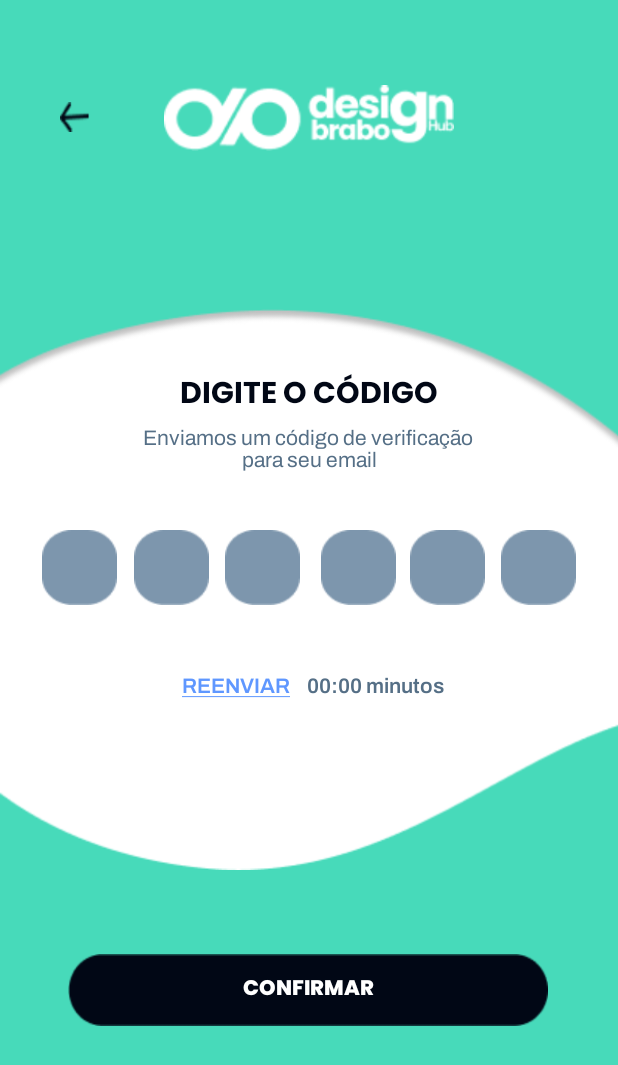
After one commit to claraaqn/App-Ativos-Digitais, an Android app built with Jetpack Compose: the layout tela_verificacao.xml on its own in the app's theme, with its tools: preview values and no code run, on a phone screen of 412 x 824 dp. The commit adds this screen. Shown: the top 1065 px of the screen. Run offline under Robolectric (Android 15) with nearby library versions, the phone set to English and light mode, and no system bars.

Commit message:
Tela de verificação feita
vou partir para lógica agora

```diff
--- a/app/src/main/AndroidManifest.xml
+++ b/app/src/main/AndroidManifest.xml
@@ -43,13 +43,9 @@
             android:exported="true">
             <intent-filter>
                 <action android:name="android.intent.action.VIEW" />
-
                 <category android:name="android.intent.category.DEFAULT" />
                 <category android:name="android.intent.category.BROWSABLE" />
-
-                <data
-                    android:scheme="myapp"
-                    android:host="resetpassword" />
+                <data android:scheme="desingbrabo" android:host="esqueci-senha" />
             </intent-filter>
         </activity>
 
--- a/app/src/main/java/com/projeto1/desingbrabo/EsqueceuSenhaActivity.kt
+++ b/app/src/main/java/com/projeto1/desingbrabo/EsqueceuSenhaActivity.kt
@@ -22,6 +22,8 @@ class EsqueceuSenhaActivity : AppCompatActivity() {
         val etConfirmarSenha: EditText = findViewById(R.id.confirmar_nova_senha)
         val btnConfirmar: Button = findViewById(R.id.button_confirmar)
 
+        val uri = intent?.data
+        if (uri != null && uri.scheme == "myapp" && uri.host == "esqueci-senha") {
             btnConfirmar.setOnClickListener {
                 val novaSenha = etNovaSenha.text.toString().trim()
                 val confirmarSenha = etConfirmarSenha.text.toString().trim()
@@ -40,6 +42,8 @@ class EsqueceuSenhaActivity : AppCompatActivity() {
                 // Faz a requisição para redefinir a senha
                 redefinirSenha(token, novaSenha)
             }
+        }
+
     }
 
     private fun redefinirSenha(token: String?, novaSenha: String) {
--- /dev/null
+++ b/app/src/main/res/layout/tela_verificacao.xml
@@ -0,0 +1,216 @@
+<?xml version="1.0" encoding="utf-8"?>
+<androidx.constraintlayout.widget.ConstraintLayout xmlns:android="http://schemas.android.com/apk/res/android"
+    xmlns:app="http://schemas.android.com/apk/res-auto"
+    xmlns:tools="http://schemas.android.com/tools"
+    android:layout_width="match_parent"
+    android:layout_height="match_parent"
+    android:background="#47DABA"
+    tools:layout_editor_absoluteX="0dp"
+    tools:layout_editor_absoluteY="24dp">
+
+    <Button
+        android:id="@+id/button_voltar"
+        android:layout_width="20dp"
+        android:layout_height="20dp"
+        android:layout_marginStart="40dp"
+        android:layout_marginTop="68dp"
+        android:background="@drawable/icon_voltar_escuro"
+        android:contentDescription="@string/bot_o_voltar"
+        android:fontFamily="@font/archivo_bold"
+        android:textColor="@android:color/white"
+        app:layout_constraintStart_toStartOf="parent"
+        app:layout_constraintTop_toTopOf="parent"
+        tools:ignore="TouchTargetSizeCheck" />
+
+    <ImageView
+        android:id="@+id/logo"
+        android:layout_width="193dp"
+        android:layout_height="45dp"
+        android:layout_marginTop="56dp"
+        android:src="@drawable/logo_branca"
+        app:layout_constraintEnd_toEndOf="parent"
+        app:layout_constraintStart_toStartOf="parent"
+        app:layout_constraintTop_toTopOf="parent" />
+
+    <ImageView
+        android:id="@+id/imageView2"
+        android:layout_width="437dp"
+        android:layout_height="374dp"
+        android:src="@drawable/fundo_verificao"
+        app:layout_constraintBottom_toBottomOf="parent"
+        app:layout_constraintEnd_toEndOf="parent"
+        app:layout_constraintStart_toStartOf="parent"
+        app:layout_constraintTop_toTopOf="parent"
+        app:layout_constraintVertical_bias="0.458" />
+
+    <EditText
+        android:id="@+id/etDigit4"
+        android:layout_width="50dp"
+        android:layout_height="50dp"
+        android:layout_marginStart="150dp"
+        android:layout_marginTop="72dp"
+        android:background="@drawable/fundo_numero"
+        android:gravity="center"
+        android:imeOptions="actionNext"
+        android:inputType="number"
+        android:maxLength="1"
+        android:textSize="18sp"
+        app:layout_constraintEnd_toStartOf="@+id/etDigit3"
+        app:layout_constraintHorizontal_bias="0.0"
+        app:layout_constraintStart_toStartOf="parent"
+        app:layout_constraintTop_toBottomOf="@+id/textView3"
+        tools:ignore="SpeakableTextPresentCheck" />
+
+    <EditText
+        android:id="@+id/etDigit1"
+        android:layout_width="50dp"
+        android:layout_height="50dp"
+        android:layout_marginTop="72dp"
+        android:layout_marginEnd="28dp"
+        android:background="@drawable/fundo_numero"
+        android:gravity="center"
+        android:imeOptions="actionNext"
+        android:inputType="number"
+        android:maxLength="1"
+        android:textSize="18sp"
+        app:layout_constraintEnd_toEndOf="parent"
+        app:layout_constraintTop_toBottomOf="@+id/textView3"
+        tools:ignore="SpeakableTextPresentCheck" />
+
+    <EditText
+        android:id="@+id/etDigit2"
+        android:layout_width="50dp"
+        android:layout_height="50dp"
+        android:layout_marginTop="72dp"
+        android:background="@drawable/fundo_numero"
+        android:gravity="center"
+        android:imeOptions="actionNext"
+        android:inputType="number"
+        android:maxLength="1"
+        android:textSize="18sp"
+        app:layout_constraintEnd_toStartOf="@+id/etDigit1"
+        app:layout_constraintHorizontal_bias="0.45"
+        app:layout_constraintStart_toEndOf="@+id/etDigit3"
+        app:layout_constraintTop_toBottomOf="@+id/textView3"
+        tools:ignore="SpeakableTextPresentCheck" />
+
+    <EditText
+        android:id="@+id/etDigit3"
+        android:layout_width="50dp"
+        android:layout_height="50dp"
+        android:layout_marginTop="72dp"
+        android:layout_marginEnd="148dp"
+        android:background="@drawable/fundo_numero"
+        android:gravity="center"
+        android:imeOptions="actionNext"
+        android:inputType="number"
+        android:maxLength="1"
+        android:textSize="18sp"
+        app:layout_constraintEnd_toEndOf="parent"
+        app:layout_constraintTop_toBottomOf="@+id/textView3"
+        tools:ignore="SpeakableTextPresentCheck" />
+
+    <EditText
+        android:id="@+id/etDigit6"
+        android:layout_width="50dp"
+        android:layout_height="50dp"
+        android:layout_marginStart="28dp"
+        android:layout_marginTop="72dp"
+        android:background="@drawable/fundo_numero"
+        android:gravity="center"
+        android:imeOptions="actionDone"
+        android:inputType="number"
+        android:maxLength="1"
+        android:textSize="18sp"
+        app:layout_constraintStart_toStartOf="parent"
+        app:layout_constraintTop_toBottomOf="@+id/textView3"
+        tools:ignore="SpeakableTextPresentCheck" />
+
+    <EditText
+        android:id="@+id/etDigit5"
+        android:layout_width="50dp"
+        android:layout_height="50dp"
+        android:layout_marginTop="72dp"
+        android:background="@drawable/fundo_numero"
+        android:gravity="center"
+        android:imeOptions="actionNext"
+        android:inputType="number"
+        android:maxLength="1"
+        android:textSize="18sp"
+        app:layout_constraintEnd_toStartOf="@+id/etDigit4"
+        app:layout_constraintStart_toEndOf="@+id/etDigit6"
+        app:layout_constraintTop_toBottomOf="@+id/textView3"
+        tools:ignore="SpeakableTextPresentCheck" />
+
+    <TextView
+        android:id="@+id/textView3"
+        android:layout_width="wrap_content"
+        android:layout_height="wrap_content"
+        android:layout_marginTop="40dp"
+        android:fontFamily="@font/poppins_bold"
+        android:text="DIGITE O CÓDIGO"
+        android:textColor="#010715"
+        android:textSize="20sp"
+        app:layout_constraintEnd_toEndOf="parent"
+        app:layout_constraintStart_toStartOf="parent"
+        app:layout_constraintTop_toTopOf="@+id/imageView2" />
+
+    <TextView
+        android:id="@+id/textView6"
+        android:layout_width="wrap_content"
+        android:layout_height="wrap_content"
+        android:fontFamily="@font/archivo_regular"
+        android:text="Enviamos um código de verificação \npara seu email"
+        android:textAlignment="center"
+        android:textColor="#556F86"
+        android:textSize="14sp"
+        app:layout_constraintEnd_toEndOf="parent"
+        app:layout_constraintHorizontal_bias="0.5"
+        app:layout_constraintStart_toStartOf="parent"
+        app:layout_constraintTop_toBottomOf="@+id/textView3" />
+
+    <Button
+        android:id="@+id/button_confirmar"
+        android:layout_width="320dp"
+        android:layout_height="48dp"
+        android:layout_marginTop="56dp"
+        android:background="@drawable/fundo_botao"
+        android:fontFamily="@font/poppins_extra_bold"
+        android:text="@string/confirmar"
+        android:textColor="@android:color/white"
+        app:layout_constraintEnd_toEndOf="parent"
+        app:layout_constraintHorizontal_bias="0.494"
+        app:layout_constraintStart_toStartOf="parent"
+        app:layout_constraintTop_toBottomOf="@+id/imageView2" />
+
+
+    <TextView
+        android:id="@+id/textView5"
+        android:layout_width="wrap_content"
+        android:layout_height="48dp"
+        android:layout_marginTop="152dp"
+        android:layout_marginEnd="116dp"
+        android:fontFamily="@font/archivo_semibold"
+        android:gravity="center"
+        android:text="00:00 minutos"
+        android:textAlignment="center"
+        android:textColor="#556F86"
+        android:textSize="14sp"
+        app:layout_constraintEnd_toEndOf="parent"
+        app:layout_constraintTop_toBottomOf="@+id/textView3" />
+
+    <Button
+        android:id="@+id/button_reenviar"
+        android:layout_width="wrap_content"
+        android:layout_height="wrap_content"
+        android:layout_marginTop="152dp"
+        android:background="@android:color/transparent"
+        android:fontFamily="@font/archivo_semibold"
+        android:text="@string/reenviar"
+        android:textColor="#5F97FF"
+        app:layout_constraintEnd_toStartOf="@+id/textView5"
+        app:layout_constraintHorizontal_bias="0.973"
+        app:layout_constraintStart_toStartOf="parent"
+        app:layout_constraintTop_toBottomOf="@+id/textView3"
+        tools:ignore="TouchTargetSizeCheck" />
+</androidx.constraintlayout.widget.ConstraintLayout>
--- a/app/src/main/res/values/strings.xml
+++ b/app/src/main/res/values/strings.xml
@@ -123,4 +123,5 @@ CPF: 321.272.078-66
     <string name="termos_e_condicoes_subliado"><u>Termos e COndições</u></string>
     <string name="confirmar">Confirmar</string>
     <string name="esquecei_a_senha"><u>Esquecei a senha</u></string>
+    <string name="reenviar"><u>Reenviar</u></string>
 </resources>
```
Also changed, not shown: app/src/main/res/drawable/fundo_numero.png (added), app/src/main/res/drawable/fundo_verificao.png (added), 3 other files. Lines whose indentation alone changed are shown as unchanged.
